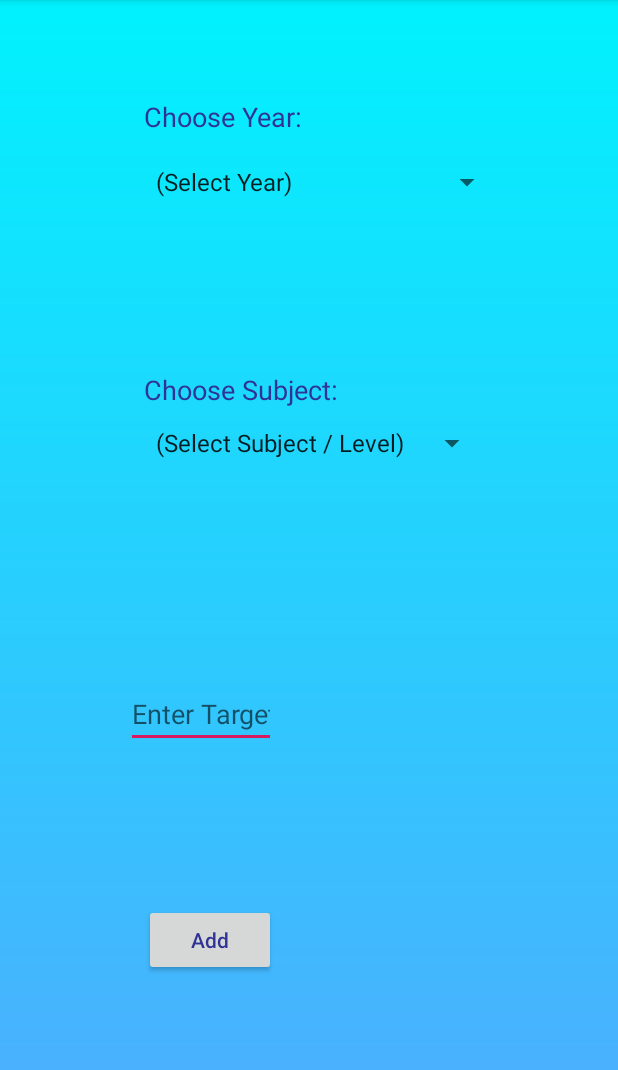
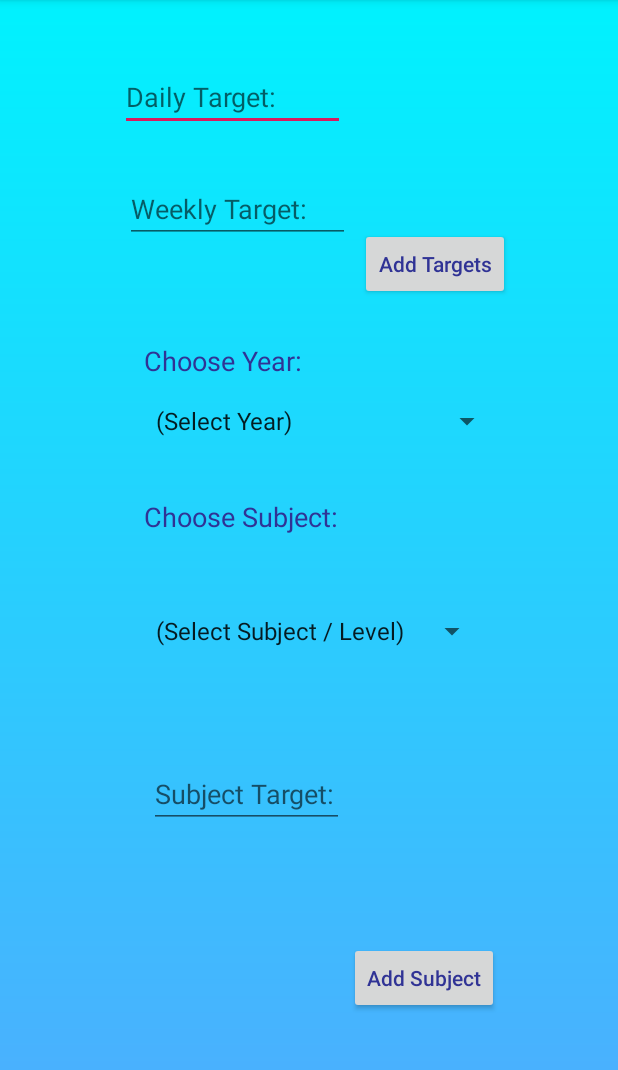
Before and after one commit to flannerymoira/WiseOwletTracker, an Android app: the SetupSubjects screen opened directly, with no data from a screen before it, on a phone screen of 412 x 824 dp, the part 84-1154 px from its top. Run offline under Robolectric (Android 15) with nearby library versions, the phone set to English and light mode, and no system bars; libraries missing offline, so code that uses them is left out: com.readystatesoftware.sqliteasset; 4 statements that could not run were skipped.

Commit message:
Add Study Targets.

```diff
--- a/app/src/main/java/com/example/wiseowlettracker/DatabaseOpenHelper.java
+++ b/app/src/main/java/com/example/wiseowlettracker/DatabaseOpenHelper.java
@@ -8,7 +8,7 @@ import com.readystatesoftware.sqliteasset.SQLiteAssetHelper;
 
 
 public class DatabaseOpenHelper extends SQLiteAssetHelper {
-    private static final String DATABASE_NAME = "wiseOwlet.db";
+    private static final String DATABASE_NAME = "wiseOwlet2.db";
     private static final int DATABASE_VERSION = 1;
 
 
--- a/app/src/main/java/com/example/wiseowlettracker/MainActivity.java
+++ b/app/src/main/java/com/example/wiseowlettracker/MainActivity.java
@@ -29,7 +29,7 @@ public class MainActivity extends AppCompatActivity {
     protected void onCreate(Bundle savedInstanceState) {
 
         //Access to database
-        DatabaseOpenHelper conn = new DatabaseOpenHelper(this, "wiseOwlet.db", null, 1);
+        DatabaseOpenHelper conn = new DatabaseOpenHelper(this, "wiseOwlet2.db", null, 1);
         db = conn.getWritableDatabase();
 
         super.onCreate(savedInstanceState);
--- a/app/src/main/java/com/example/wiseowlettracker/StudentRegistration.java
+++ b/app/src/main/java/com/example/wiseowlettracker/StudentRegistration.java
@@ -47,7 +47,7 @@ public class StudentRegistration extends AppCompatActivity {
                     if (password_S.equals(confirm_S)) {
                         boolean checkEmail = mydb.checkEmail(email_S);
                         if (checkEmail) {
-                            boolean added = mydb.insert(first_name_S, surname_S, email_S, password_S, phone_S);
+                            boolean added = mydb.createStudent(first_name_S, surname_S, email_S, password_S, phone_S);
                             if (added) {
                                 Toast.makeText(getApplicationContext(), "Account Registered!", Toast.LENGTH_SHORT).show();
                                 startActivity(new Intent(StudentRegistration.this, SetupSubjects.class));
--- a/app/src/main/res/layout/activity_setup_subjects.xml
+++ b/app/src/main/res/layout/activity_setup_subjects.xml
@@ -7,6 +7,47 @@
     android:background="@drawable/gradient"
     tools:context=".SetupSubjects">
 
+    <EditText
+        android:id="@+id/editDailyTarget"
+        android:layout_width="150dp"
+        android:layout_height="43dp"
+        android:layout_marginStart="80dp"
+        android:layout_marginLeft="80dp"
+        android:layout_marginTop="44dp"
+        android:ems="10"
+        android:hint="@string/daily_target"
+        android:importantForAutofill="no"
+        android:inputType="textPersonName"
+        app:layout_constraintStart_toStartOf="parent"
+        app:layout_constraintTop_toTopOf="parent" />
+
+    <EditText
+        android:id="@+id/editWeeklyTarget"
+        android:layout_width="150dp"
+        android:layout_height="wrap_content"
+        android:layout_marginStart="3dp"
+        android:layout_marginLeft="3dp"
+        android:layout_marginTop="29dp"
+        android:ems="10"
+        android:hint="@string/weekly_target"
+        android:importantForAutofill="no"
+        android:inputType="textPersonName"
+        app:layout_constraintStart_toStartOf="@+id/editDailyTarget"
+        app:layout_constraintTop_toBottomOf="@+id/editDailyTarget" />
+
+    <Button
+        android:id="@+id/btn_target"
+        android:layout_width="wrap_content"
+        android:layout_height="wrap_content"
+        android:layout_marginStart="144dp"
+        android:layout_marginLeft="144dp"
+        android:layout_marginBottom="132dp"
+        android:textAppearance="@style/TextAppearance.AppCompat.Body2"
+        android:textColor="@color/colorPrimary"
+        android:onClick="addTargets"
+        android:text="@string/add_target"
+        app:layout_constraintBottom_toTopOf="@+id/textView"
+        app:layout_constraintStart_toStartOf="@+id/textView" />
 
     <TextView
         android:id="@+id/textView"
@@ -14,7 +55,7 @@
         android:layout_height="wrap_content"
         android:layout_marginStart="96dp"
         android:layout_marginLeft="96dp"
-        android:layout_marginTop="247dp"
+        android:layout_marginTop="332dp"
         android:text="@string/Subjects"
         android:textColor="@color/colorPrimary"
         android:textSize="18sp"
@@ -26,7 +67,7 @@
         style="@style/Widget.AppCompat.Light.Spinner.DropDown.ActionBar"
         android:layout_width="wrap_content"
         android:layout_height="wrap_content"
-        android:layout_marginTop="11dp"
+        android:layout_marginTop="52dp"
         android:spinnerMode="dialog"
         app:layout_constraintStart_toStartOf="@+id/textView"
         app:layout_constraintTop_toBottomOf="@+id/textView" />
@@ -38,7 +79,7 @@
         android:layout_height="wrap_content"
         android:layout_marginStart="96dp"
         android:layout_marginLeft="96dp"
-        android:layout_marginTop="65dp"
+        android:layout_marginTop="228dp"
         android:text="@string/Year"
         android:textColor="@color/colorPrimary"
         android:textSize="18sp"
@@ -50,39 +91,45 @@
         style="@style/Widget.AppCompat.Light.Spinner.DropDown.ActionBar"
         android:layout_width="239dp"
         android:layout_height="wrap_content"
-        android:layout_marginTop="19dp"
+        android:layout_marginTop="16dp"
         android:spinnerMode="dialog"
         app:layout_constraintStart_toStartOf="@+id/textYear"
         app:layout_constraintTop_toBottomOf="@+id/textYear" />
+
+    <EditText
+        android:id="@+id/editTarget"
+        android:layout_width="130dp"
+        android:layout_height="43dp"
+        android:layout_marginTop="16dp"
+        android:autofillHints=""
+        android:ems="10"
+        android:hint="@string/Target"
+        android:inputType="textPersonName"
+        app:layout_constraintBottom_toTopOf="@+id/btn_add"
+        app:layout_constraintEnd_toEndOf="parent"
+        app:layout_constraintHorizontal_bias="0.352"
+        app:layout_constraintStart_toStartOf="parent"
+        app:layout_constraintTop_toBottomOf="@+id/subSpinner"
+        app:layout_constraintVertical_bias="0.0"
+        tools:targetApi="o" />
 
     <Button
         android:id="@+id/btn_add"
         android:layout_width="wrap_content"
         android:layout_height="wrap_content"
-        android:layout_marginStart="96dp"
-        android:layout_marginLeft="96dp"
-        android:layout_marginBottom="117dp"
+        android:layout_marginStart="76dp"
+        android:layout_marginLeft="76dp"
+        android:layout_marginTop="16dp"
+        android:layout_marginBottom="32dp"
         android:onClick="addSubject"
         android:text="@string/Add"
         android:textAppearance="@style/TextAppearance.AppCompat.Body2"
         android:textColor="@color/colorPrimary"
         app:layout_constraintBottom_toBottomOf="parent"
-        app:layout_constraintStart_toStartOf="parent" />
-
-    <EditText
-        android:id="@+id/editTarget"
-        android:layout_width="100dp"
-        android:layout_height="43dp"
-        android:layout_marginTop="88dp"
-        android:ems="10"
-        android:hint="@string/Target"
-        android:inputType="textPersonName"
-        app:layout_constraintBottom_toTopOf="@+id/btn_add"
         app:layout_constraintEnd_toEndOf="parent"
-        app:layout_constraintHorizontal_bias="0.27"
+        app:layout_constraintHorizontal_bias="0.665"
         app:layout_constraintStart_toStartOf="parent"
-        app:layout_constraintTop_toBottomOf="@+id/subSpinner"
-        app:layout_constraintVertical_bias="0.364" />
+        app:layout_constraintTop_toBottomOf="@+id/editTarget" />
 
 
 </androidx.constraintlayout.widget.ConstraintLayout>
--- a/app/src/main/res/values/strings.xml
+++ b/app/src/main/res/values/strings.xml
@@ -3,7 +3,9 @@
     <string name="welcome">Welcome</string>
     <string name="Subjects">Choose Subject:</string>
     <string name="Year">Choose Year:</string>
-    <string name="Target">Enter Target:</string>
+    <string name="daily_target">Daily Target:</string>
+    <string name="weekly_target">Weekly Target:</string>
+    <string name="Target">Subject Target:</string>
     <string name="log_in">Log In</string>
     <string name="stopwatch">Stop Watch</string>
     <string name="zerotime">00:00:00</string>
@@ -16,7 +18,8 @@
     <string name="no_account">Don\'t have an account?</string>
     <string name="about_us">About Us</string>
     <string name="Rgt">Register</string>
-    <string name="Add">Add</string>
+    <string name="add_target">Add Targets</string>
+    <string name="Add">Add Subject</string>
     <string name="quote">Quote</string>
     <string name="email">E-mail</string>
     <string name="password">Password</string>
```
Also changed, not shown: app/src/main/java/com/example/wiseowlettracker/DatabaseHelper.java (+23 -5 lines), app/src/main/java/com/example/wiseowlettracker/SetupSubjects.java (+32 -17 lines).
